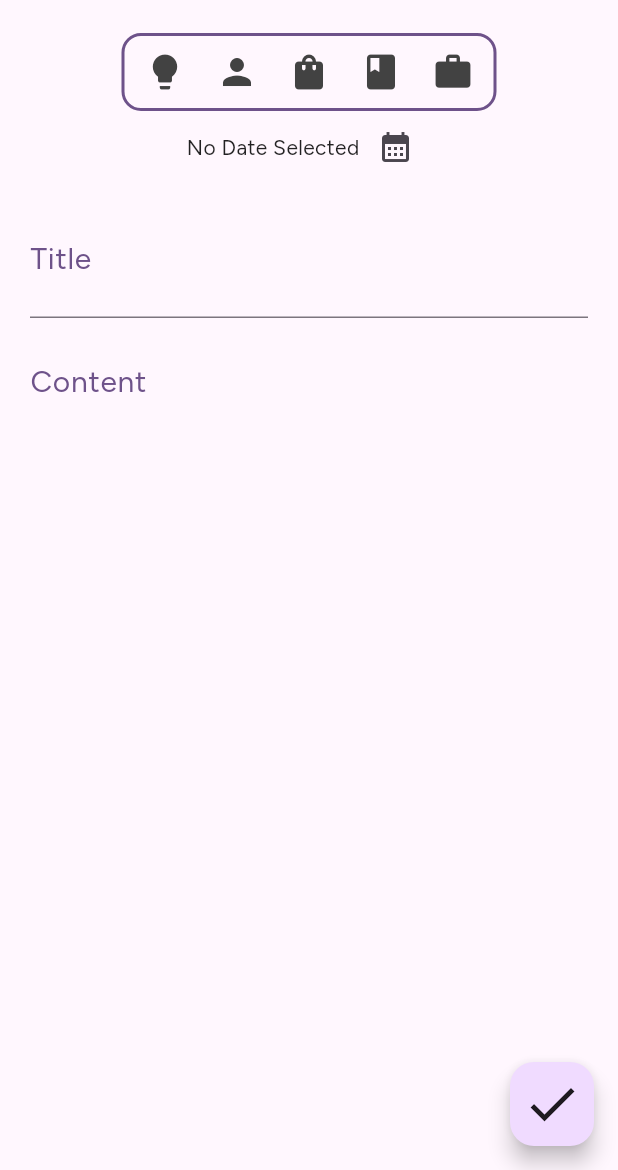
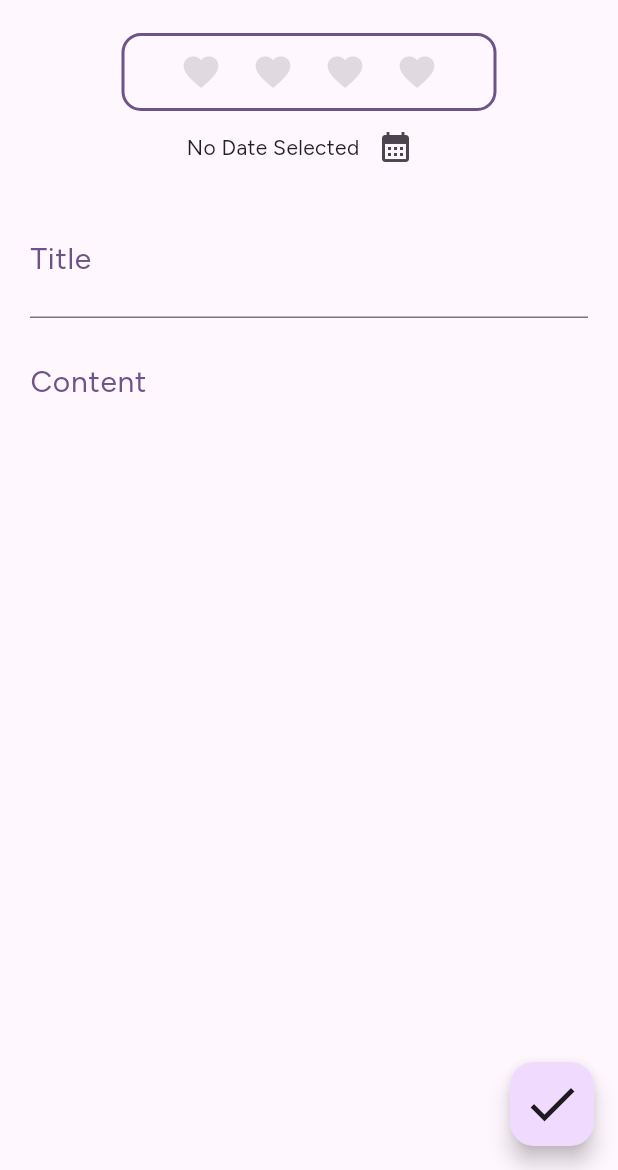
Before and after one commit to NkwiCyril/note_taking_app, a Flutter app: the CreateNoteScreen screen opened directly, on a phone screen of 412 x 824 dp, the part 66-1236 px from its top. Run offline on Flutter 3.47's test engine with Material 2 defaults, Android fonts, the phone set to English and light mode, and no system bars; our stand-ins replace google_fonts.

Commit message:
category icon custom widget; change color when selected

```diff
--- a/note_app/lib/screens/create_note_screen.dart
+++ b/note_app/lib/screens/create_note_screen.dart
@@ -58,6 +58,7 @@ class _CreateNoteScreenState extends State<CreateNoteScreen> {
   // function to check input of all fields; whether all fields are filled
   void _checkFields() {
     if (_choosenDate == null || _titleController.text.isEmpty) {
+      // show an alert on the screen if user does not input a title and select a date
       showDialog(
         context: context,
         builder: (ctx) {
@@ -65,6 +66,9 @@ class _CreateNoteScreenState extends State<CreateNoteScreen> {
         },
       );
     } else {
+     print(_titleController.text);
+     print(_titleController.text);
+     print(dateFormat.format(_choosenDate!));
 
     }
   }
--- a/note_app/lib/widgets/categories_bar.dart
+++ b/note_app/lib/widgets/categories_bar.dart
@@ -1,4 +1,5 @@
 import 'package:flutter/material.dart';
+import 'package:note_app/widgets/category_icon.dart';
 
 class CategoryBar extends StatefulWidget {
   const CategoryBar({super.key});
@@ -8,10 +9,13 @@ class CategoryBar extends StatefulWidget {
 }
 
 class _CategoryBarState extends State<CategoryBar> {
-  final Color _bgColor = Colors.transparent;
-  final Color _icColor = const Color(0xFF424242);
+  Color bleu = Colors.black;
 
-  void _changeColor() {}
+  void function() {
+    setState(() {
+      bleu = Colors.purple;
+    });
+  }
 
   @override
   Widget build(BuildContext context) {
@@ -28,46 +32,10 @@ class _CategoryBarState extends State<CategoryBar> {
           mainAxisAlignment: MainAxisAlignment.center,
           crossAxisAlignment: CrossAxisAlignment.center,
           children: [
-            IconButton(
-                onPressed: _changeColor,
-                style: IconButton.styleFrom(backgroundColor: _bgColor),
-                icon: Icon(
-                  Icons.lightbulb,
-                  size: 28,
-                  color: _icColor,
-                )),
-            IconButton(
-                onPressed: _changeColor,
-                style: IconButton.styleFrom(backgroundColor: _bgColor),
-                icon: Icon(
-                  Icons.person,
-                  size: 28,
-                  color: _icColor,
-                )),
-            IconButton(
-                onPressed: _changeColor,
-                style: IconButton.styleFrom(backgroundColor: _bgColor),
-                icon: Icon(
-                  Icons.shopping_bag,
-                  size: 28,
-                  color: _icColor,
-                )),
-            IconButton(
-                onPressed: _changeColor,
-                style: IconButton.styleFrom(backgroundColor: _bgColor),
-                icon: Icon(
-                  Icons.book,
-                  size: 28,
-                  color: _icColor,
-                )),
-            IconButton(
-                onPressed: _changeColor,
-                style: IconButton.styleFrom(backgroundColor: _bgColor),
-                icon: Icon(
-                  Icons.work,
-                  size: 28,
-                  color: _icColor,
-                )),
+           CategoryIcon(iconColor: Colors.black12, onPressed: (){}, iconType: Icons.favorite,),
+           CategoryIcon(iconColor: Colors.black12, onPressed: (){}, iconType: Icons.favorite,),
+           CategoryIcon(iconColor: Colors.black12, onPressed: (){}, iconType: Icons.favorite,),
+           CategoryIcon(iconColor: Colors.black12, onPressed: (){}, iconType: Icons.favorite,),
           ],
         ),
       ),
--- /dev/null
+++ b/note_app/lib/widgets/category_icon.dart
@@ -0,0 +1,26 @@
+import 'package:flutter/material.dart';
+
+class CategoryIcon extends StatelessWidget {
+  const CategoryIcon({
+    super.key,
+    required this.iconColor,
+    required this.onPressed,
+    required this.iconType
+  });
+
+  final Color iconColor;
+  final void Function() onPressed;
+  final IconData iconType;
+
+  @override
+  Widget build(BuildContext context) {
+    return IconButton(
+      onPressed: onPressed,
+      icon: Icon(
+        iconType,
+        size: 28,
+        color: iconColor,
+      ),
+    );
+  }
+}
```
